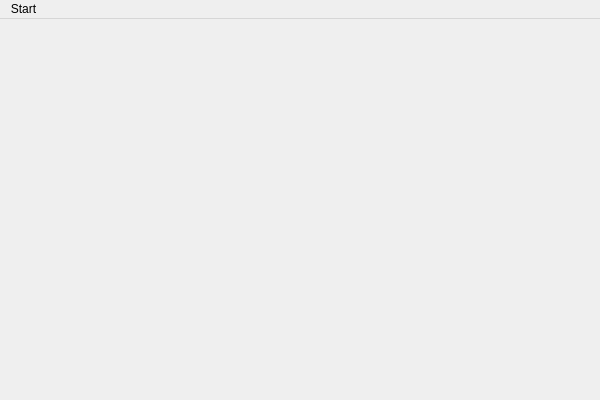
Qt form MazeSolver.ui (Stan1slav337/MazeSolver) before a commit.
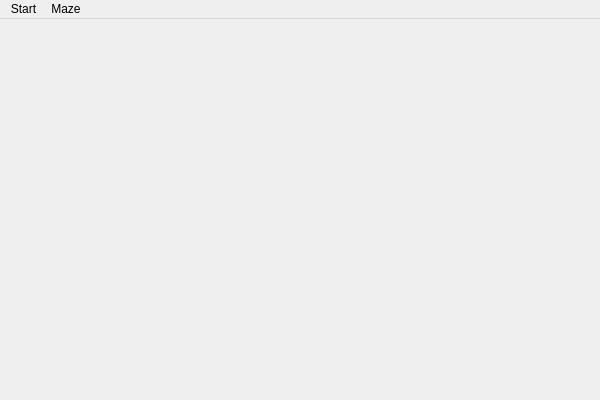
The same form after that commit.

Commit message: add buttons for changing dimensions

What changed in the file:
```diff
--- a/MazeSolver.ui
+++ b/MazeSolver.ui
@@ -43,7 +43,16 @@
     <addaction name="actionGenerate"/>
     <addaction name="actionDFS"/>
    </widget>
+   <widget class="QMenu" name="menuMaze">
+    <property name="title">
+     <string>Maze</string>
+    </property>
+    <addaction name="action20"/>
+    <addaction name="action50"/>
+    <addaction name="action100"/>
+   </widget>
    <addaction name="menuStart"/>
+   <addaction name="menuMaze"/>
   </widget>
   <action name="actionGenerate">
    <property name="text">
```
Left out of the diff: 15 changed lines with no effect on the pictures. The commit also changes 4 other files.
